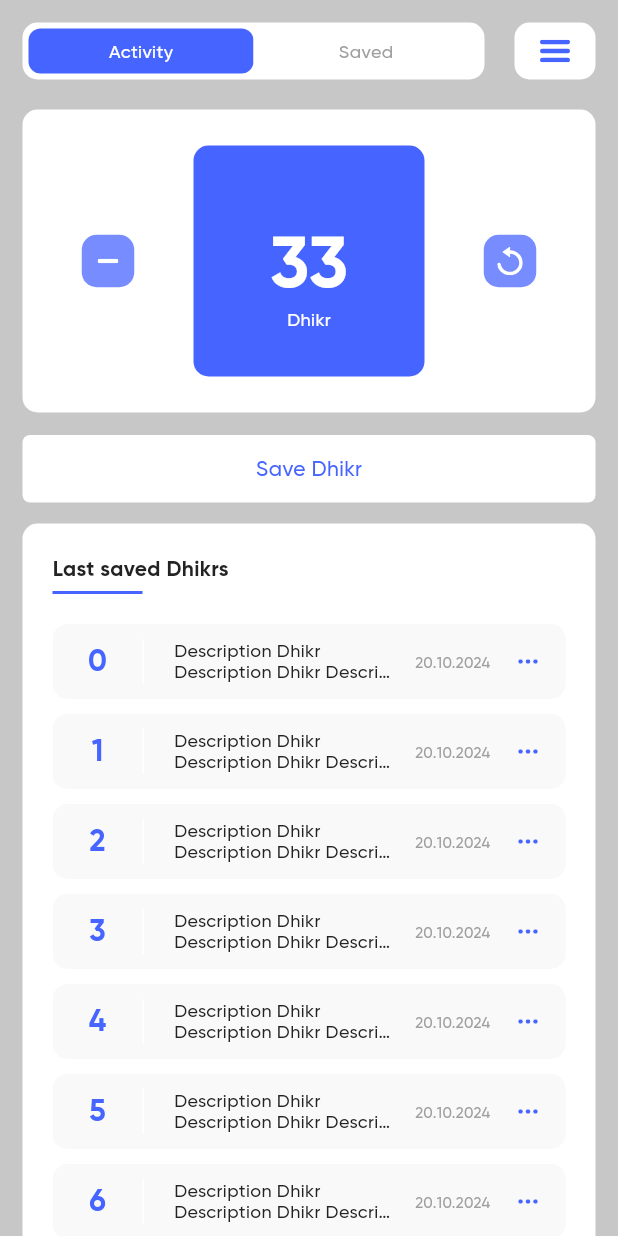
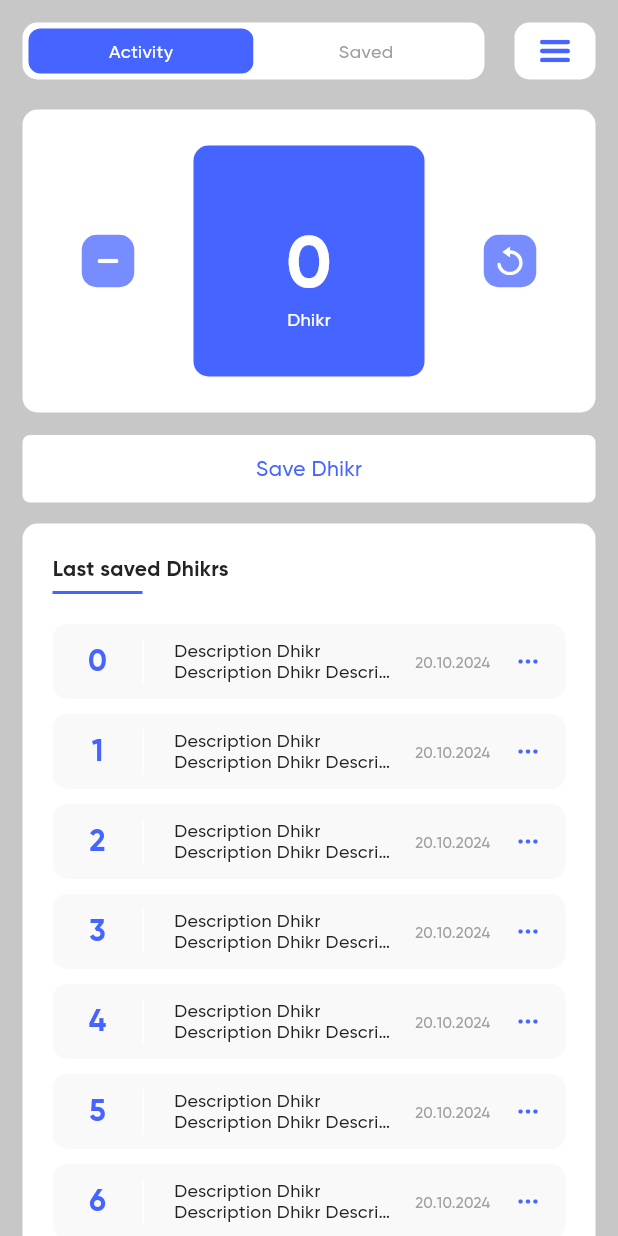
Before and after one commit to Absaidov/alpha16, a Flutter app: the screen it shows after launch, on a phone screen of 412 x 824 dp. Run offline on Flutter 3.47's test engine with Material 3 defaults, Android fonts, the light colour scheme and no system bars; our stand-ins replace flutter_svg.

Commit message:
finished HW

```diff
--- a/lib/screens/home/counter_section.dart
+++ b/lib/screens/home/counter_section.dart
@@ -2,11 +2,55 @@ import 'package:alpha16/constants/constants.dart';
 import 'package:flutter/material.dart';
 import 'package:flutter_svg/svg.dart';
 
-class CounterSection extends StatelessWidget {
+class CounterSection extends StatefulWidget {
   const CounterSection({super.key});
 
   @override
+  State<CounterSection> createState() => _CounterSectionState();
+}
+
+class _CounterSectionState extends State<CounterSection> {
+  int counter = 0;
+
+  void increment() {
+    setState(() {
+      counter++;
+    });
+  }
+
+  void decrement() {
+    if (counter > 0) {
+      setState(() {
+        counter--;
+      });
+    }
+  }
+
+  void zeroIng() {
+    if (counter > 0) {
+      setState(() {
+        counter = 0;
+      });
+    }
+  }
+
+  @override
+  void initState() {
+    // TODO: implement initState
+    // print('Подключится к БД');
+    super.initState();
+  }
+
+  @override
+  void dispose() {
+    // TODO: implement dispose
+    // print('Отключится от БД');
+    super.dispose();
+  }
+
+  @override
   Widget build(BuildContext context) {
+    // print('rebiuld');
     return Padding(
       padding: const EdgeInsets.only(bottom: 14),
       child: Column(
@@ -21,7 +65,9 @@ class CounterSection extends StatelessWidget {
             child: Row(
               mainAxisAlignment: MainAxisAlignment.spaceEvenly,
               children: [
-                Container(
+                GestureDetector(
+                  onTap: () => decrement(),
+                  child: Container(
                     decoration: BoxDecoration(
                       borderRadius: BorderRadius.circular(10),
                       color: blueLight,
@@ -31,26 +77,29 @@ class CounterSection extends StatelessWidget {
                     alignment: Alignment.center,
                     child: SvgPicture.asset('assets/icons/decrement.svg'),
                   ),
-                Container(
+                ),
+                GestureDetector(
+                  onTap: () => increment(),
+                  child: Container(
                     decoration: BoxDecoration(
                       borderRadius: BorderRadius.circular(10),
                       color: blue,
                     ),
                     width: 154,
                     height: 154,
-                  child: const Column(
+                    child: Column(
                       mainAxisAlignment: MainAxisAlignment.center,
                       children: [
-                      SizedBox(height: 20),
+                        const SizedBox(height: 20),
                         Text(
-                        '33',
-                        style: TextStyle(
+                          '$counter',
+                          style: const TextStyle(
                               fontSize: 48,
                               color: Colors.white,
                               fontWeight: FontWeight.bold,
                               height: 1.2),
                         ),
-                      Text(
+                        const Text(
                           'Dhikr',
                           style: TextStyle(
                             fontSize: 12,
@@ -60,7 +109,10 @@ class CounterSection extends StatelessWidget {
                       ],
                     ),
                   ),
-                Container(
+                ),
+                GestureDetector(
+                  onTap: () => zeroIng(),
+                  child: Container(
                     decoration: BoxDecoration(
                       borderRadius: BorderRadius.circular(10),
                       color: blueLight,
@@ -69,6 +121,7 @@ class CounterSection extends StatelessWidget {
                     height: 35,
                     alignment: Alignment.center,
                     child: SvgPicture.asset('assets/icons/Vector.svg'),
+                  ),
                 )
               ],
             ),
--- a/lib/screens/home/home_screen.dart
+++ b/lib/screens/home/home_screen.dart
@@ -4,21 +4,34 @@ import 'counter_section.dart';
 import 'database_section.dart';
 import 'top_section.dart';
 
-class HomeScreen extends StatelessWidget {
+class HomeScreen extends StatefulWidget {
   const HomeScreen({super.key});
 
   @override
+  State<HomeScreen> createState() => _HomeScreenState();
+}
+
+class _HomeScreenState extends State<HomeScreen> {
+  bool activity = true;
+
+  void toogleActivity(bool toogle) {
+    if (toogle != activity) {
+      setState(() => activity = toogle);
+    }
+  }
+
+  @override
   Widget build(BuildContext context) {
-    return const Scaffold(
+    return Scaffold(
       // backgroundColor: Color(0xffC7C7C7),
       body: SafeArea(
         bottom: false,
         child: Padding(
-          padding: EdgeInsets.only(left: 15, right: 15, top: 15),
+          padding: const EdgeInsets.only(left: 15, right: 15, top: 15),
           child: Column(
             children: [
-              TopSection(),
-              CounterSection(),
+              TopSection(activity, toogleActivity),
+              Visibility(visible: activity, child: const CounterSection()),
               DataBaseSection(),
             ],
           ),
--- a/lib/screens/home/top_section.dart
+++ b/lib/screens/home/top_section.dart
@@ -3,16 +3,21 @@ import 'package:flutter/material.dart';
 import 'package:flutter_svg/svg.dart';
 
 class TopSection extends StatelessWidget {
-  const TopSection({super.key});
+  final bool activity;
+  final Function toogleActivity;
+  const TopSection(this.activity, this.toogleActivity, {super.key});
 
   @override
   Widget build(BuildContext context) {
+    print('rebuild in top_section');
     return Padding(
       padding: const EdgeInsets.only(bottom: 20),
       child: Row(
         mainAxisAlignment: MainAxisAlignment.spaceBetween,
         children: [
           Expanded(
+            child: GestureDetector(
+              onTap: () => toogleActivity(true),
               child: Container(
                 decoration: BoxDecoration(
                   color: Colors.white,
@@ -24,34 +29,41 @@ class TopSection extends StatelessWidget {
                     Expanded(
                       child: Container(
                         decoration: BoxDecoration(
-                        color: blue,
+                          color: activity ? blue : white,
                           borderRadius: BorderRadius.circular(8),
                         ),
                         alignment: Alignment.center,
                         height: 30,
-                      child: const Text(
+                        child: Text(
                           'Activity',
                           style: TextStyle(
-                          color: Colors.white,
+                            color: activity ? white : gray,
                             fontSize: 12,
                           ),
                         ),
                       ),
                     ),
                     Expanded(
+                      child: GestureDetector(
+                        onTap: () => toogleActivity(false),
                         child: Container(
                             decoration: BoxDecoration(
-                          color: Colors.white,
+                              color: activity ? white : blue,
                               borderRadius: BorderRadius.circular(8),
                             ),
                             alignment: Alignment.center,
                             height: 30,
                             child: Text(
                               'Saved',
-                          style: TextStyle(color: gray, fontSize: 12),
+                              style: TextStyle(
+                                color: activity ? gray : white,
+                                fontSize: 12,
+                              ),
                             )),
                       ),
+                    ),
                   ],
+                ),
               ),
             ),
           ),
```
Lines whose indentation alone changed are shown as unchanged.
